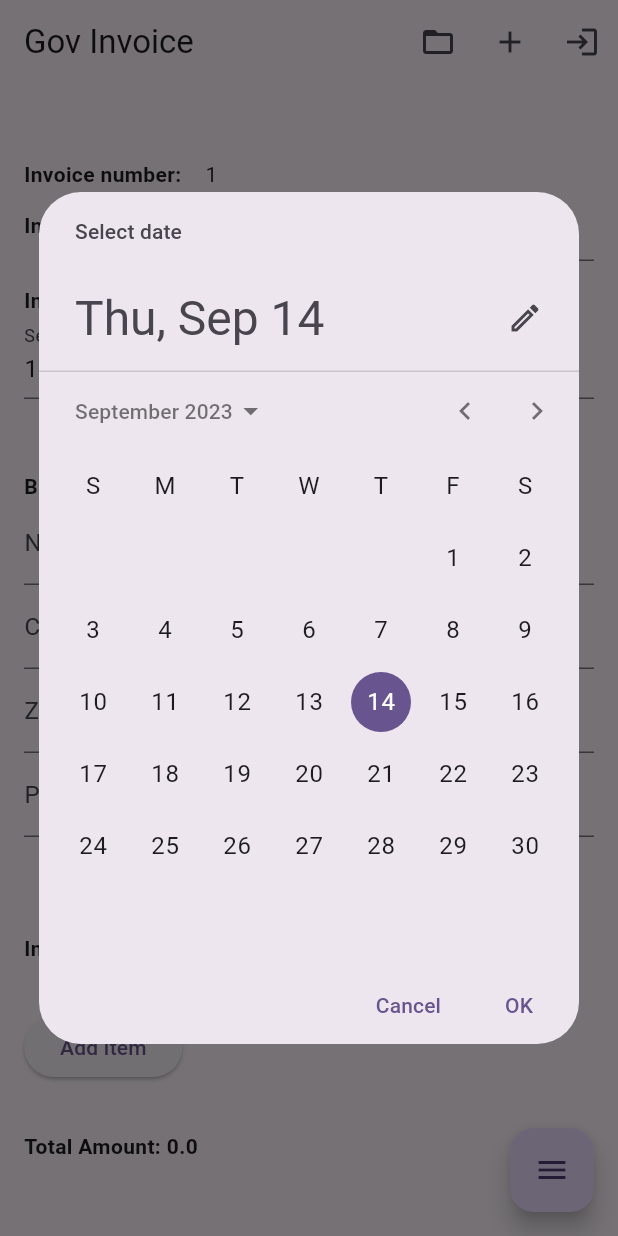
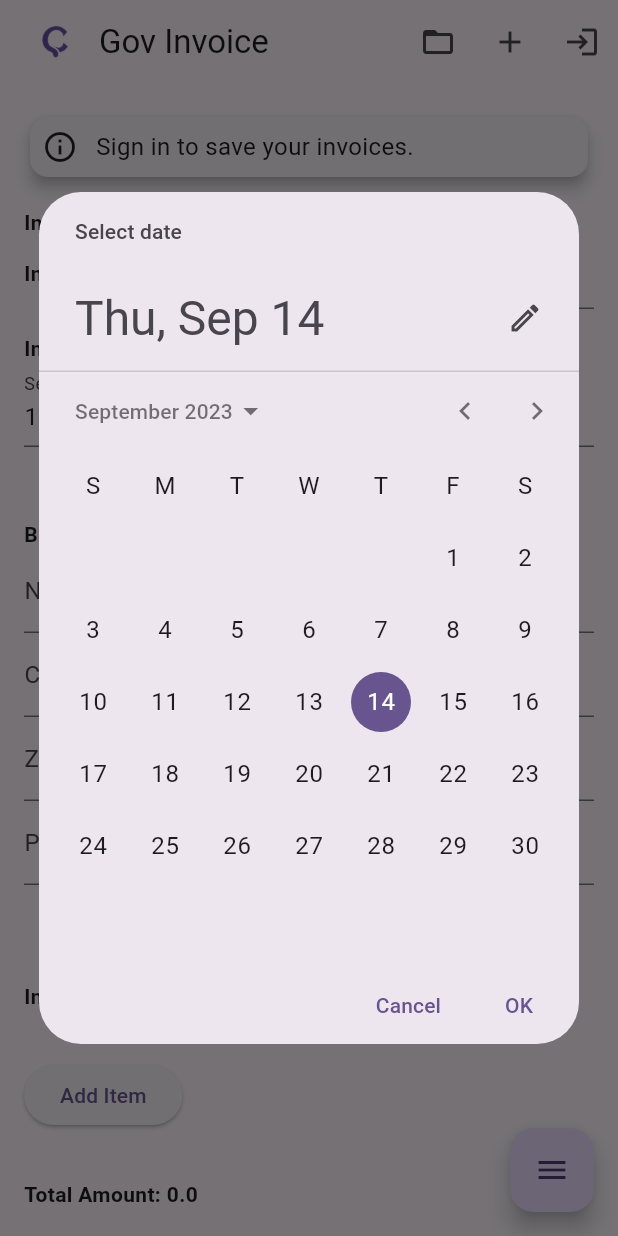
Before and after one commit to blaze2004/gov_invoice, a Flutter app: the screen it shows after launch, after a tap on "Select Date", on a phone screen of 412 x 824 dp. Run offline on Flutter 3.47's test engine with Material 2 defaults, Android fonts, the phone set to English and light mode, and no system bars; our stand-ins replace flutter_dotenv, shared_preferences, supabase_flutter; missing offline and left inert: flutter_mailer, open_file_plus; accounts and stored records are empty.

Commit message:
minor ui changes

```diff
--- a/lib/invoice_form.dart
+++ b/lib/invoice_form.dart
@@ -1,4 +1,5 @@
 import 'package:flutter/material.dart';
+import 'package:gov_invoice/main.dart';
 import 'package:gov_invoice/models/invoice.dart';
 import 'package:intl/intl.dart';
 
@@ -87,6 +88,31 @@ class _InvoiceFormState extends State<InvoiceForm> {
           child: Column(
             crossAxisAlignment: CrossAxisAlignment.start,
             children: [
+              supabase.auth.currentSession == null
+                  ? const Card(
+                      elevation: 4,
+                      child: Padding(
+                        padding: EdgeInsets.all(8.0),
+                        child: Row(
+                          children: [
+                            Icon(
+                              Icons.info_outline,
+                            ),
+                            SizedBox(width: 12),
+                            Text(
+                              'Sign in to save your invoices.',
+                              style: TextStyle(
+                                fontSize: 16,
+                              ),
+                            ),
+                          ],
+                        ),
+                      ),
+                    )
+                  : const SizedBox(
+                      height: 0,
+                    ),
+              const SizedBox(height: 16.0),
               Row(
                 children: [
                   const Text(
--- a/lib/invoice_page.dart
+++ b/lib/invoice_page.dart
@@ -179,7 +179,17 @@ class _GovInvoicePageState extends State<GovInvoicePage> {
   Widget build(BuildContext context) {
     return Scaffold(
       appBar: AppBar(
-        title: const Text('Gov Invoice'),
+        title: Row(
+          children: [
+            Image.asset(
+              'assets/logo.png',
+              width: 42,
+              height: 42,
+            ),
+            const SizedBox(width: 8),
+            const Text('Gov Invoice'),
+          ],
+        ),
         actions: [
           IconButton(
             onPressed: () {
--- a/lib/splash_page.dart
+++ b/lib/splash_page.dart
@@ -24,20 +24,25 @@ class _SplashPageState extends State<SplashPage> {
 
   @override
   Widget build(BuildContext context) {
-    return const Scaffold(
+    return Scaffold(
       body: Center(
         child: Column(
           mainAxisAlignment: MainAxisAlignment.center,
           crossAxisAlignment: CrossAxisAlignment.center,
           children: [
-            Text(
-              "Welcome to Gov Invoice",
+            Image.asset(
+              'assets/logo.png',
+              width: 100,
+              height: 100,
+            ),
+            const SizedBox(height: 20),
+            const Text(
+              "Team Codex",
               style: TextStyle(
                 fontSize: 32,
                 fontWeight: FontWeight.bold,
               ),
             ),
-            CircularProgressIndicator(),
           ],
         ),
       ),
--- a/pubspec.yaml
+++ b/pubspec.yaml
@@ -70,6 +70,7 @@ flutter:
   # To add assets to your application, add an assets section, like this:
   assets:
     - .env
+    - assets/
   #   - images/a_dot_burr.jpeg
   #   - images/a_dot_ham.jpeg
 
```
Also changed, not shown: assets/logo.png (added), 2 other files.
